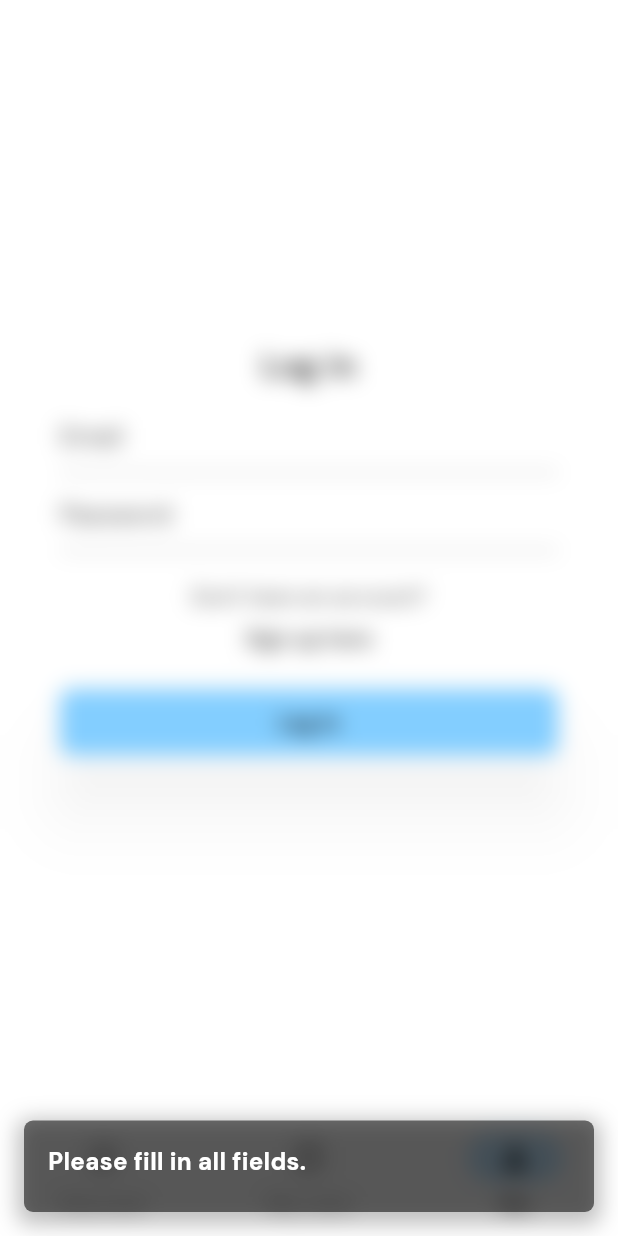
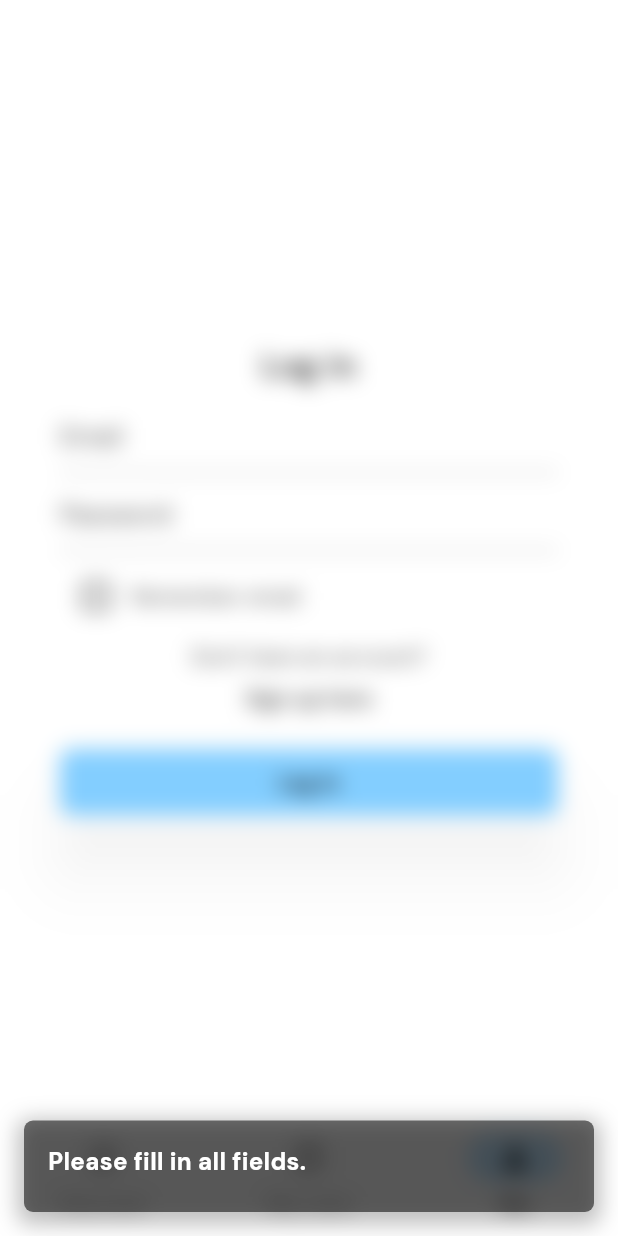
Before and after one commit to xicko/taskify, a Flutter app: the screen it shows after launch, item 3 of the bottom bar chosen, after a tap on "Log in", on a phone screen of 412 x 824 dp. Run offline on Flutter 3.47's test engine with Material 3 defaults, Android fonts, the phone set to English and light mode, and no system bars; our stand-ins replace device_info_plus, flutter_keyboard_visibility, flutter_slidable, flutter_svg, font_awesome_flutter, get and 7 more; missing offline and left inert: fleather; accounts and stored records are empty; network calls fail; statements that could not run were skipped.

Commit message:
Install SharedPreferences package, implement remember email in login screen, fix super.dispose being called early in onClose/dispose @override

```diff
--- a/lib/controllers/auth_controller.dart
+++ b/lib/controllers/auth_controller.dart
@@ -1,6 +1,7 @@
 import 'dart:async';
 import 'package:flutter/material.dart';
 import 'package:get/get.dart';
+import 'package:shared_preferences/shared_preferences.dart';
 import 'package:supabase_flutter/supabase_flutter.dart';
 import 'package:taskify/controllers/avatar_controller.dart';
 import 'package:taskify/controllers/list_selection_controller.dart';
@@ -16,6 +17,9 @@ class AuthController extends GetxController {
 
   RxString userId = ''.obs;
   RxString userEmail = ''.obs;
+
+  // track if email should be remembered
+  RxBool rememberEmailChecked = false.obs;
 
   // Text Controllers for login inputs
   final TextEditingController loginEmailController = TextEditingController();
@@ -36,7 +40,10 @@ class AuthController extends GetxController {
   @override
   void onInit() {
     super.onInit();
+
     _initializeAuthState();
+
+    restoreRememberEmail();
   }
 
   @override
@@ -58,12 +65,14 @@ class AuthController extends GetxController {
 
   Future<void> _initializeAuthState() async {
     final session = _supabaseClient.auth.currentSession;
+    // initial check
     isLoggedIn.value = session != null;
     if (session != null) {
       userId.value = session.user.id;
       userEmail.value = session.user.email ?? '';
     }
 
+    // auth listener
     _supabaseClient.auth.onAuthStateChange.listen((event) {
       isLoggedIn.value = event.session != null;
       if (event.session != null) {
@@ -85,4 +94,42 @@ class AuthController extends GetxController {
     // Close list selectionbar if visible
     ListSelectionController.to.closeSelectionBar();
   }
+
+  void restoreRememberEmail() async {
+    SharedPreferences localStorage = await SharedPreferences.getInstance();
+
+    bool? value = localStorage.getBool('isRememberEmail');
+    String? emailVal = localStorage.getString('rememberEmail');
+
+    if (value != null && emailVal != null) {
+      rememberEmailChecked.value = value;
+      loginEmailController.text = emailVal;
+    }
+  }
+
+  void handleRememberEmail(bool? shouldRemember) async {
+    SharedPreferences localStorage = await SharedPreferences.getInstance();
+
+    if (shouldRemember != null && loginEmailController.text != '') {
+      rememberEmailChecked.value = shouldRemember;
+      localStorage.setBool('isRememberEmail', shouldRemember);
+
+      if (shouldRemember && loginEmailController.text != '') {
+        localStorage.setString('rememberEmail', loginEmailController.text);
+        debugPrint('Saved email - handleRememberEmail');
+      } else {
+        localStorage.setString('rememberEmail', '');
+      }
+    }
+  }
+
+  // void onLoginInputChange(String val) async {
+  //   SharedPreferences localStorage = await SharedPreferences.getInstance();
+
+  //   if (rememberEmailChecked.value) {
+  //     if (val != '') {
+  //       localStorage.setString('rememberEmail', loginEmailController.text);
+  //     }
+  //   }
+  // }
 }
--- a/lib/controllers/list_detail_controller.dart
+++ b/lib/controllers/list_detail_controller.dart
@@ -12,9 +12,10 @@ class ListDetailController extends GetxController {
 
   @override
   void onClose() {
-    super.onClose();
     listDetailContentController.dispose();
     contentFocusNode.dispose();
+
+    super.onClose();
   }
 
   // Method to load the list, use at widget mount initState
--- a/lib/controllers/report_controller.dart
+++ b/lib/controllers/report_controller.dart
@@ -17,6 +17,7 @@ class ReportController extends GetxController {
   void onClose() {
     reasonController.dispose();
     reasonFocusNode.dispose();
+
     super.onClose();
   }
 }
--- a/lib/screens/me/login_page.dart
+++ b/lib/screens/me/login_page.dart
@@ -1,5 +1,7 @@
 import 'package:flutter/material.dart';
 import 'package:flutter/services.dart';
+import 'package:get/get.dart';
+import 'package:shared_preferences/shared_preferences.dart';
 import 'package:taskify/auth/auth_service.dart';
 import 'package:taskify/controllers/auth_controller.dart';
 import 'package:taskify/controllers/base_controller.dart';
@@ -23,8 +25,15 @@ class LoginPageState extends State<LoginPage> {
   final FocusNode _emailFocusNode = AuthController.to.loginEmailFocusNode;
   final FocusNode _passwordFocusNode = AuthController.to.loginPasswordFocusNode;
 
+  @override
+  void initState() {
+    super.initState();
+  }
+
   // For Login Button
   void _login() async {
+    SharedPreferences localStorage = await SharedPreferences.getInstance();
+
     final email = _emailController.text.trim();
     final password = _passwordController.text.trim();
 
@@ -35,6 +44,8 @@ class LoginPageState extends State<LoginPage> {
         if (response.session != null) {
           UIController.to
               .getSnackbar('Login successful!', '', hideMessage: true);
+
+          localStorage.setString('rememberEmail', email);
 
           // hiding login modal if login successful(state)
           UIController.to.loginVisibility.value = false;
@@ -97,7 +108,8 @@ class LoginPageState extends State<LoginPage> {
                       // inputs
                       Padding(
                         padding: EdgeInsets.only(bottom: 24),
-                        child: Column(
+                        child: Obx(
+                          () => Column(
                             children: [
                               Text(
                                 'Log in',
@@ -119,6 +131,7 @@ class LoginPageState extends State<LoginPage> {
                                   FocusScope.of(context)
                                       .requestFocus(_passwordFocusNode);
                                 },
+                                // onChanged: (value) => AuthController.to.onLoginInputChange(value),
                                 cursorColor: AppColors.textFieldCursorColor(
                                     Theme.of(context).brightness),
                                 style: TextStyle(
@@ -199,7 +212,21 @@ class LoginPageState extends State<LoginPage> {
                                   return null;
                                 },
                               ),
-                            SizedBox(height: 20),
+                              SizedBox(height: 6),
+
+                              // remember me checkbox
+                              Row(
+                                children: [
+                                  Checkbox(
+                                      value: AuthController.to.rememberEmailChecked.value,
+                                      onChanged: (bool? value) => AuthController.to.handleRememberEmail(value),
+                                  ),
+                                  Text('Remember email'),
+                                ],
+                              ),
+                              SizedBox(height: 6),
+
+                              // misc
                               Column(
                                 spacing: 8,
                                 mainAxisAlignment: MainAxisAlignment.start,
@@ -245,6 +272,7 @@ class LoginPageState extends State<LoginPage> {
                                 ],
                               )
                             ],
+                          ),
                         ),
                       ),
 
--- a/lib/screens/me_page.dart
+++ b/lib/screens/me_page.dart
@@ -16,11 +16,6 @@ class MePage extends StatefulWidget {
 }
 
 class MePageState extends State<MePage> with AutomaticKeepAliveClientMixin {
-  @override
-  void dispose() {
-    super.dispose();
-  }
-
   // main widgets part
   @override
   Widget build(BuildContext context) {
--- a/lib/screens/sub_screens/new_list.dart
+++ b/lib/screens/sub_screens/new_list.dart
@@ -63,6 +63,7 @@ class NewListState extends State<NewList> {
 
     _titleFocusNode.dispose();
     _contentFocusNode.dispose();
+
     super.dispose();
   }
 
--- a/lib/widgets/login_modal.dart
+++ b/lib/widgets/login_modal.dart
@@ -28,6 +28,7 @@ class LoginFormState extends State<LoginForm> {
   void dispose() {
     _emailController.dispose();
     _passwordController.dispose();
+
     super.dispose();
   }
 
--- a/lib/widgets/signup_modal.dart
+++ b/lib/widgets/signup_modal.dart
@@ -33,6 +33,7 @@ class SignupFormState extends State<SignupForm> {
     _emailController.dispose();
     _passwordController.dispose();
     _confirmPasswordController.dispose();
+
     super.dispose();
   }
 
--- a/pubspec.yaml
+++ b/pubspec.yaml
@@ -31,6 +31,7 @@ dependencies:
   flutter_native_splash: ^2.4.4
   image_cropper: ^9.0.0
   fleather: ^1.20.1
+  shared_preferences: ^2.5.3
 
 dev_dependencies:
   flutter_test:
```
Also changed, not shown: pubspec.lock. Lines whose indentation alone changed are shown as unchanged.
